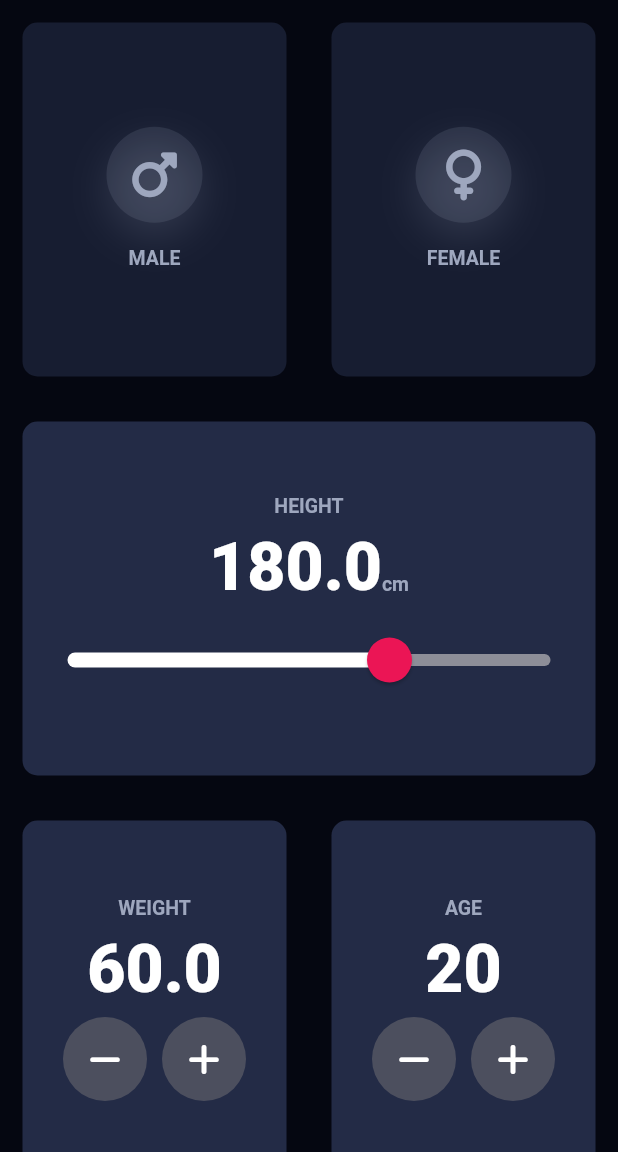
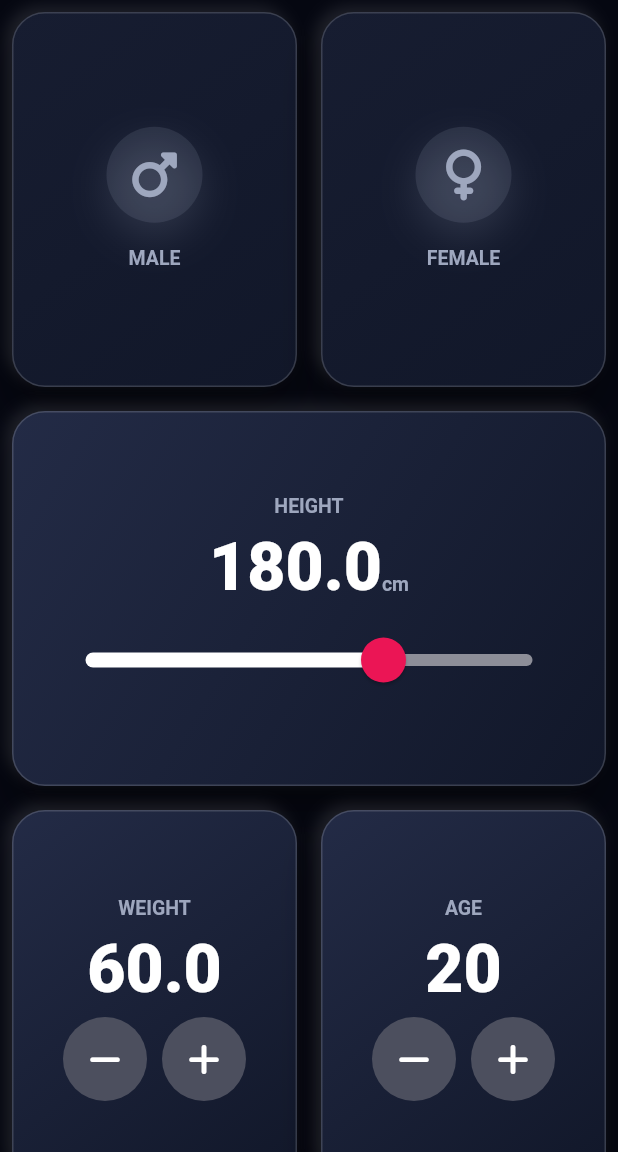
Before and after one commit to RensithUdara/bmi_calculator, a Flutter app: the screen it shows after launch, on a phone screen of 412 x 824 dp, the part 84-1236 px from its top. Run offline on Flutter 3.47's test engine with Material 3 defaults, Android fonts, the phone set to English and light mode, and no system bars; our stand-ins replace font_awesome_flutter.

Commit message:
feat: Enhance ReusableCard with improved styling and animation effects

```diff
--- a/lib/components/reusable_card.dart
+++ b/lib/components/reusable_card.dart
@@ -1,25 +1,72 @@
 import 'package:flutter/material.dart';
+import 'package:bmicalc/constants.dart';
 
 class ReusableCard extends StatelessWidget {
-  const ReusableCard(
-      {Key? key, required this.colour, this.cardChild, this.onPress})
-      : super(key: key);
+  const ReusableCard({
+    Key? key,
+    required this.colour,
+    this.cardChild,
+    this.onPress,
+    this.isSelected = false,
+    this.padding = const EdgeInsets.all(18.0),
+    this.margin = const EdgeInsets.all(8.0),
+  }) : super(key: key);
 
   final Color colour;
   final Widget? cardChild;
   final VoidCallback? onPress;
+  final bool isSelected;
+  final EdgeInsetsGeometry padding;
+  final EdgeInsetsGeometry margin;
 
   @override
   Widget build(BuildContext context) {
-    return GestureDetector(
-      onTap: onPress,
-      child: Container(
-        margin: const EdgeInsets.all(15.0),
-        decoration: BoxDecoration(
-          color: colour,
-          borderRadius: BorderRadius.circular(10.0),
+    return AnimatedScale(
+      scale: isSelected ? 1.02 : 1,
+      duration: const Duration(milliseconds: 180),
+      curve: Curves.easeOut,
+      child: GestureDetector(
+        onTap: onPress,
+        child: AnimatedContainer(
+          duration: const Duration(milliseconds: 180),
+          margin: margin,
+          padding: padding,
+          decoration: BoxDecoration(
+            color: colour,
+            borderRadius: BorderRadius.circular(22.0),
+            border: Border.all(
+              color: isSelected ? kAccentColorAlt : kCardBorderColor,
+              width: isSelected ? 1.4 : 1,
+            ),
+            boxShadow: [
+              const BoxShadow(
+                color: Color(0x66000000),
+                blurRadius: 24,
+                offset: Offset(0, 18),
+              ),
+              if (isSelected)
+                BoxShadow(
+                  color: kAccentColorAlt.withValues(alpha: 0.24),
+                  blurRadius: 28,
+                  offset: const Offset(0, 10),
+                ),
+              const BoxShadow(
+                color: Color(0x1AFFFFFF),
+                blurRadius: 8,
+                offset: Offset(-4, -4),
+              ),
+            ],
+            gradient: LinearGradient(
+              begin: Alignment.topLeft,
+              end: Alignment.bottomRight,
+              colors: [
+                isSelected ? const Color(0xFF2E3B61) : colour,
+                isSelected ? const Color(0xFF1A2037) : const Color(0xFF111729),
+              ],
+            ),
+          ),
+          child: cardChild,
         ),
-        child: cardChild,
       ),
     );
   }
```
